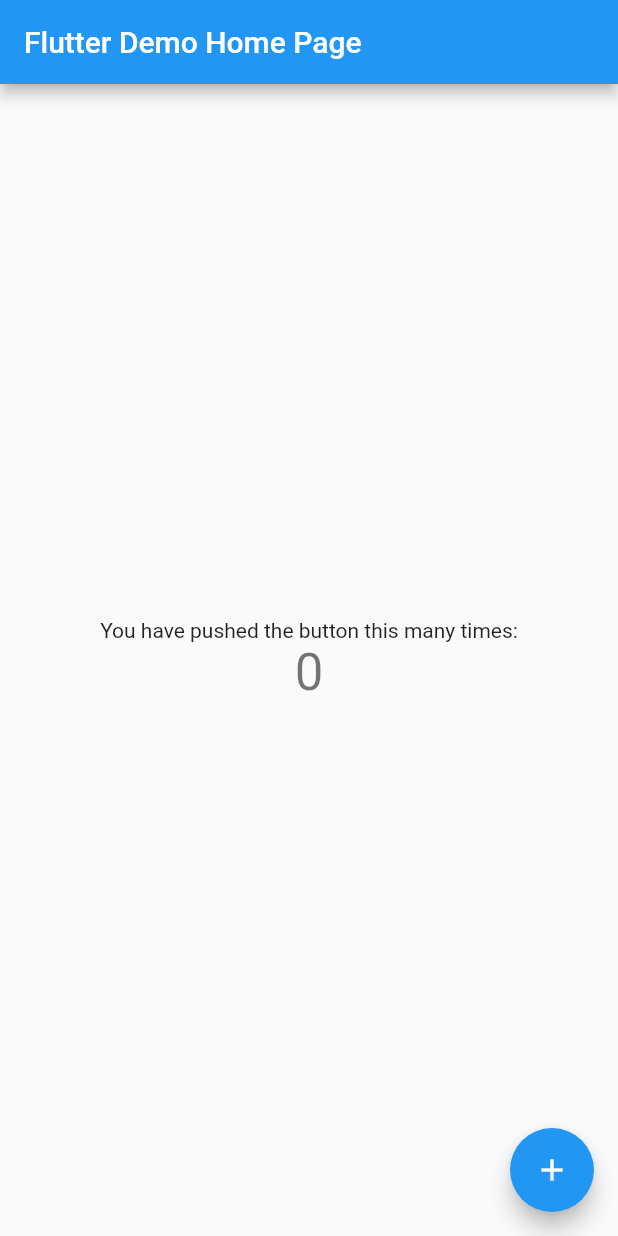
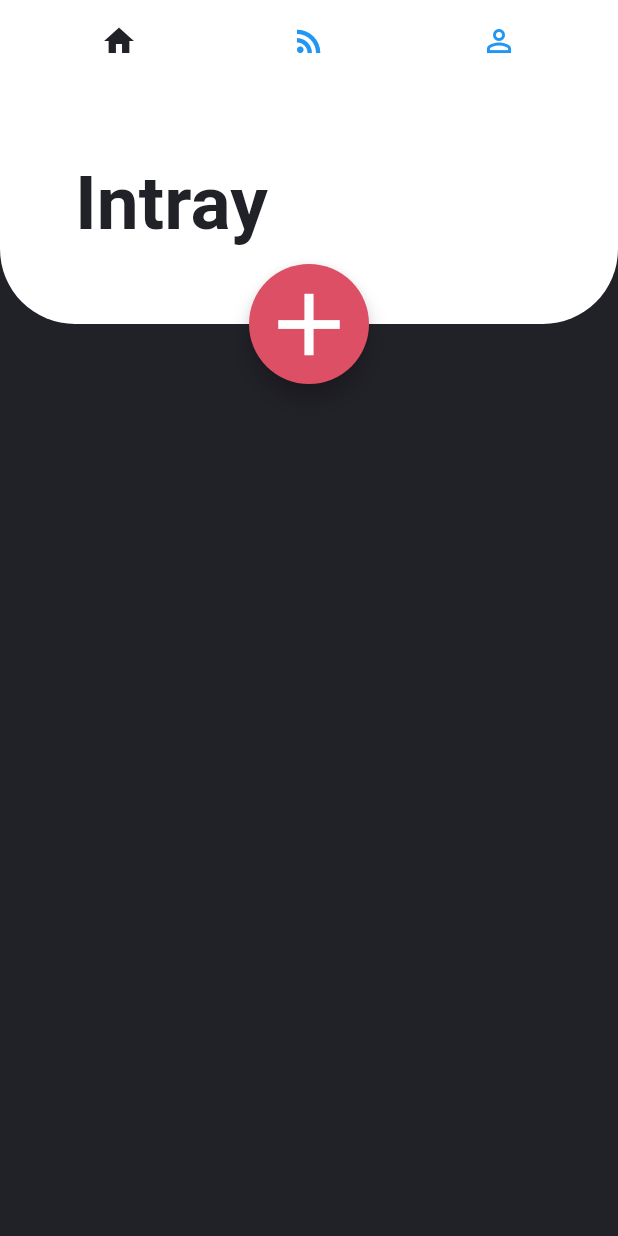
Before and after one commit to KalleHallden/TodoApp, a Flutter app: the screen it shows after launch, on a phone screen of 412 x 824 dp. Run offline on Flutter 3.47's test engine with Material 2 defaults, Android fonts, the phone set to English and light mode, and no system bars; Roboto replaces fonts that are missing (Avenir).

Commit message:
Create intray top bar and button #2

```diff
--- a/App/todoapp/lib/main.dart
+++ b/App/todoapp/lib/main.dart
@@ -1,4 +1,5 @@
 import 'package:flutter/material.dart';
+import 'models/global.dart';
 
 void main() => runApp(MyApp());
 
@@ -7,35 +8,17 @@
   @override
   Widget build(BuildContext context) {
     return MaterialApp(
-      title: 'Flutter Demo',
+      title: 'Todo App',
       theme: ThemeData(
-        // This is the theme of your application.
-        //
-        // Try running your application with "flutter run". You'll see the
-        // application has a blue toolbar. Then, without quitting the app, try
-        // changing the primarySwatch below to Colors.green and then invoke
-        // "hot reload" (press "r" in the console where you ran "flutter run",
-        // or simply save your changes to "hot reload" in a Flutter IDE).
-        // Notice that the counter didn't reset back to zero; the application
-        // is not restarted.
-        primarySwatch: Colors.blue,
+        primarySwatch: Colors.grey,
       ),
-      home: MyHomePage(title: 'Flutter Demo Home Page'),
+      home: MyHomePage(title: 'Todo app'),
     );
   }
 }
 
 class MyHomePage extends StatefulWidget {
   MyHomePage({Key key, this.title}) : super(key: key);
-
-  // This widget is the home page of your application. It is stateful, meaning
-  // that it has a State object (defined below) that contains fields that affect
-  // how it looks.
-
-  // This class is the configuration for the state. It holds the values (in this
-  // case the title) provided by the parent (in this case the App widget) and
-  // used by the build method of the State. Fields in a Widget subclass are
-  // always marked "final".
 
   final String title;
 
@@ -44,68 +27,85 @@
 }
 
 class _MyHomePageState extends State<MyHomePage> {
-  int _counter = 0;
-
-  void _incrementCounter() {
-    setState(() {
-      // This call to setState tells the Flutter framework that something has
-      // changed in this State, which causes it to rerun the build method below
-      // so that the display can reflect the updated values. If we changed
-      // _counter without calling setState(), then the build method would not be
-      // called again, and so nothing would appear to happen.
-      _counter++;
-    });
-  }
 
   @override
   Widget build(BuildContext context) {
-    // This method is rerun every time setState is called, for instance as done
-    // by the _incrementCounter method above.
-    //
-    // The Flutter framework has been optimized to make rerunning build methods
-    // fast, so that you can just rebuild anything that needs updating rather
-    // than having to individually change instances of widgets.
-    return Scaffold(
-      appBar: AppBar(
-        // Here we take the value from the MyHomePage object that was created by
-        // the App.build method, and use it to set our appbar title.
-        title: Text(widget.title),
-      ),
-      body: Center(
-        // Center is a layout widget. It takes a single child and positions it
-        // in the middle of the parent.
-        child: Column(
-          // Column is also a layout widget. It takes a list of children and
-          // arranges them vertically. By default, it sizes itself to fit its
-          // children horizontally, and tries to be as tall as its parent.
-          //
-          // Invoke "debug painting" (press "p" in the console, choose the
-          // "Toggle Debug Paint" action from the Flutter Inspector in Android
-          // Studio, or the "Toggle Debug Paint" command in Visual Studio Code)
-          // to see the wireframe for each widget.
-          //
-          // Column has various properties to control how it sizes itself and
-          // how it positions its children. Here we use mainAxisAlignment to
-          // center the children vertically; the main axis here is the vertical
-          // axis because Columns are vertical (the cross axis would be
-          // horizontal).
-          mainAxisAlignment: MainAxisAlignment.center,
-          children: <Widget>[
-            Text(
-              'You have pushed the button this many times:',
+    return MaterialApp(
+        color: Colors.yellow,
+        home: SafeArea(
+            child: DefaultTabController(
+            length: 3,
+            child: new Scaffold(
+              body: Stack(
+                children: <Widget>[
+                  TabBarView(
+                  children: [
+                    new Container(
+                      color: darkGreyColor,
+                    ),
+                    new Container(color: Colors.orange,),
+                    new Container(
+                      color: Colors.lightGreen,
+                    ),
+                  ],
+                ),
+                Container(
+                  padding: EdgeInsets.only(left: 50),
+                  height: 160,
+                  decoration: BoxDecoration(
+                    borderRadius: BorderRadius.only(
+                        bottomLeft: Radius.circular(50),
+                        bottomRight: Radius.circular(50)
+                      ),
+                    color: Colors.white,
+                  ),
+                  child: Row(
+                    mainAxisAlignment: MainAxisAlignment.spaceBetween,
+                    children: <Widget>[
+                      Text("Intray", style: intrayTitleStyle,),
+                      Container()
+                    ],
+                  ),
+                ),
+                Container(
+                  height: 80,
+                  width: 80,
+                  margin: EdgeInsets.only(top: 120, left: MediaQuery.of(context).size.width*0.5 - 40),
+                  child: FloatingActionButton(
+                    child:  Icon(Icons.add, size: 70,),
+                    backgroundColor: redColor,
+                    onPressed: () {},
+                  ),
+                )
+                ]
+              ),
+              appBar: AppBar(
+                elevation: 0,
+                  title: new TabBar(
+                  tabs: [
+                    Tab(
+                      icon: new Icon(Icons.home),
+                    ),
+                    Tab(
+                      icon: new Icon(Icons.rss_feed),
+                    ),
+                    Tab(
+                      icon: new Icon(Icons.perm_identity),
+                    ),
+                  ],
+                  labelColor: darkGreyColor,
+                  unselectedLabelColor: Colors.blue,
+                  indicatorSize: TabBarIndicatorSize.label,
+                  indicatorPadding: EdgeInsets.all(5.0),
+                  indicatorColor: Colors.transparent,
+                ),
+                backgroundColor: Colors.white,
+              ),
+              backgroundColor: Colors.white,
+
             ),
-            Text(
-              '$_counter',
-              style: Theme.of(context).textTheme.display1,
-            ),
-          ],
+          ),
         ),
-      ),
-      floatingActionButton: FloatingActionButton(
-        onPressed: _incrementCounter,
-        tooltip: 'Increment',
-        child: Icon(Icons.add),
-      ), // This trailing comma makes auto-formatting nicer for build methods.
     );
   }
 }
--- /dev/null
+++ b/App/todoapp/lib/models/global.dart
@@ -0,0 +1,6 @@
+import 'package:flutter/material.dart';
+
+Color darkGreyColor = new Color(0xFF212128);
+Color redColor = new Color(0xFFDC4F64);
+
+TextStyle intrayTitleStyle = new TextStyle(fontFamily: 'Avenir', fontWeight: FontWeight.bold, color: darkGreyColor, fontSize: 50);
```
